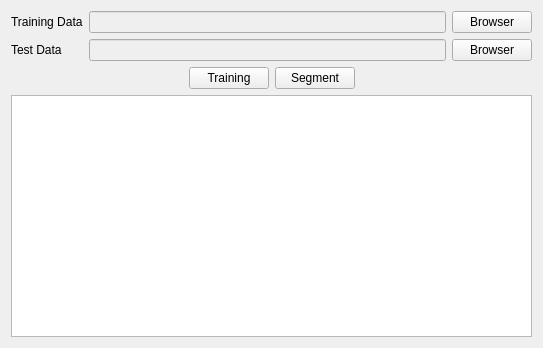
First picture: the form in mainwindow.ui, repository levanhong05/VietnameseWordSegmentation, before the edit.
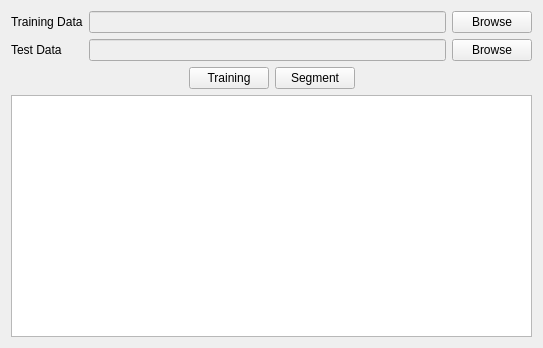
Second picture: the form after the edit. Icons and pictures are not drawn.

```diff
--- a/mainwindow.ui
+++ b/mainwindow.ui
@@ -30,7 +30,7 @@
       <item row="0" column="2">
        <widget class="QPushButton" name="btnTrainingData">
         <property name="text">
-         <string>Browser</string>
+         <string>Browse</string>
         </property>
        </widget>
       </item>
@@ -58,7 +58,7 @@
       <item row="1" column="2">
        <widget class="QPushButton" name="btnTestData">
         <property name="text">
-         <string>Browser</string>
+         <string>Browse</string>
         </property>
        </widget>
       </item>
```
Left out of the diff: 10 changed lines with no effect on the pictures.
